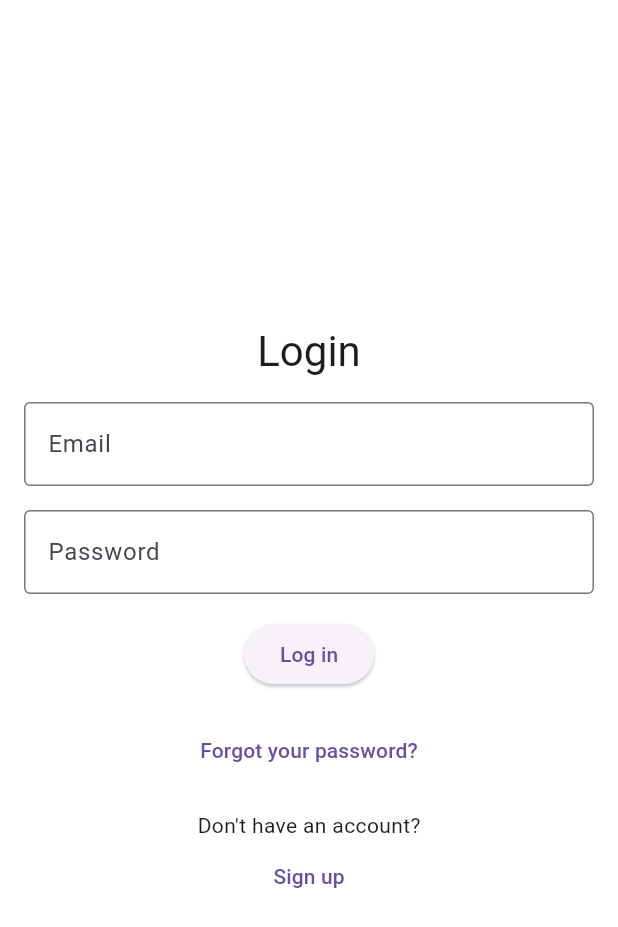
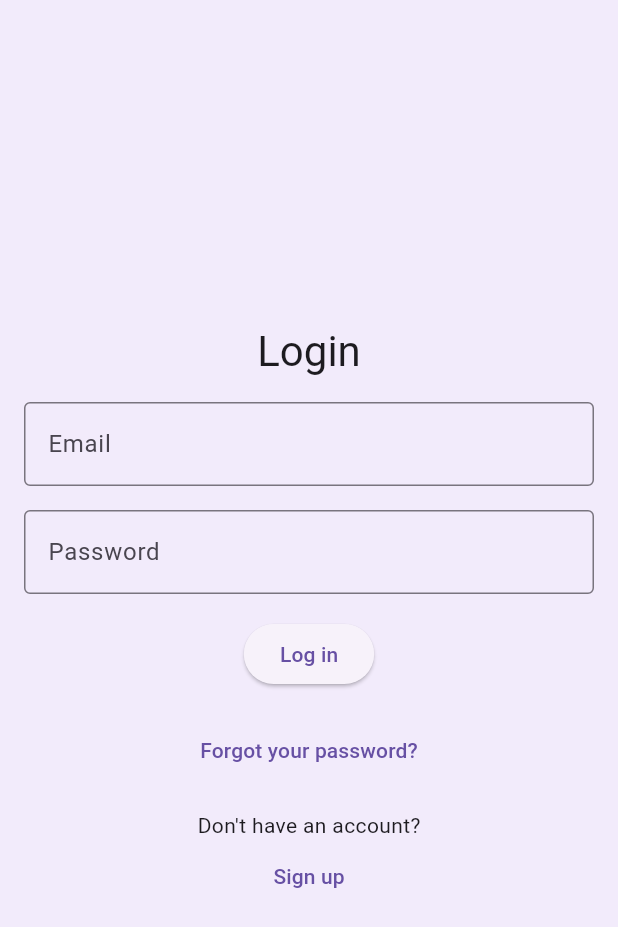
Before and after one commit to anelalkova/FileUpload_App, a Flutter app: the screen it shows after launch, on a phone screen of 412 x 824 dp. Shown: the top 927 px of the screen. Run offline on Flutter 3.47's test engine with Material 3 defaults, Android fonts, the phone set to English and light mode, and no system bars; our stand-ins replace bloc, dio, equatable, flutter_bloc, flutter_secure_storage, fluttertoast and 6 more; missing offline and left inert: flutter_pdfview, google_ml_kit; generated files the repository leaves out were written again; Roboto replaces fonts that are missing (Geologica); project files that could hold a hidden picture were left out.

Commit message:
UI Modifications

```diff
--- a/lib/bloc/file/file_bloc.dart
+++ b/lib/bloc/file/file_bloc.dart
@@ -56,6 +56,7 @@ class FileBloc extends Bloc<FileEvent, FileState> {
         documentId: event.file.document_id,
         documentTypeId: event.file.document_type_id,
         fileName: event.file.file_name,
+        fileSize: event.file.file_size
       ));
 
       final updatedFiles = List<FileModel>.from(state.allFilesForDocument)..add(event.file);
@@ -144,14 +145,14 @@ class FileBloc extends Bloc<FileEvent, FileState> {
       );
 
       if (result.contains('successfully')) {
-        emit(state.copyWith(fileUploadSuccess: result));
+        emit(state.copyWith(fileUploadSuccess: result, isFileUploadSuccess: true));
       } else {
         emit(state.copyWith(errorMessageWhileAddingFile: 'Failed to upload file: $result', errorWhileAddingFile: true));
       }
     } catch (e) {
       emit(state.copyWith(errorMessageWhileAddingFile: 'Error uploading file: $e', errorWhileAddingFile: true));
     } finally {
-      emit(state.copyWith(loading: false, fileName: "", fileUploadSuccess: ""));
+      emit(state.copyWith(loading: false, fileName: "", imageFiles: null, fileUploadSuccess: "", isFileUploadSuccess: false));
     }
   }
 
--- a/lib/bloc/file/file_event.dart
+++ b/lib/bloc/file/file_event.dart
@@ -61,7 +61,7 @@ class UploadPdfEvent extends FileEvent{
     required this.fileName,
     required this.documentId,
     required this.documentTypeId,
-    required this.isOcr
+    required this.isOcr,
   });
 }
 
--- a/lib/models/file.dart
+++ b/lib/models/file.dart
@@ -4,6 +4,7 @@ class FileModel{
   final String path;
   final int document_id;
   final int document_type_id;
+  final double file_size;
 
   const FileModel({
     required this.id,
@@ -11,7 +12,8 @@ class FileModel{
     required this.path,
     required this.document_id,
     required this.document_type_id,
+    required this.file_size
   });
 
-  List<Object?> get props => [id, file_name, path, document_id, document_type_id];
+  List<Object?> get props => [id, file_name, path, document_id, document_type_id, file_size];
 }
--- a/lib/network/api_service.dart
+++ b/lib/network/api_service.dart
@@ -40,6 +40,9 @@ abstract class ApiService {
 
   @GET('/api/Documents/GetDocumentSize/{document_id}')
   Future<int> getDocumentSize(@Path('document_id') int id);
+
+  @GET('/api/Files/GetFileSize/{path}')
+  Future<double> getFileSize(@Path('path') String path);
 
   //POST REQUESTS
   @POST('/api/Documents')
@@ -121,13 +124,16 @@ class FilesResponse{
   final String path;
   @JsonKey(name: 'file_Name')
   final String fileName;
+  @JsonKey(name: 'file_Size')
+  final double fileSize;
 
   FilesResponse({
     required this.id,
     required this.documentId,
     required this.documentTypeId,
     required this.path,
-    required this.fileName
+    required this.fileName,
+    required this.fileSize
   });
 
   factory FilesResponse.fromJson(Map<String, dynamic> json) => _$FilesResponseFromJson(json);
--- a/lib/screens_bloc/files_page/create_file_dialog.dart
+++ b/lib/screens_bloc/files_page/create_file_dialog.dart
@@ -1,4 +1,3 @@
-import 'dart:io';
 
 import 'package:file_upload_app_part2/screens_bloc/files_page/create_pdf_page.dart';
 import 'package:flutter/material.dart';
--- a/lib/screens_bloc/files_page/file_name_dialog.dart
+++ b/lib/screens_bloc/files_page/file_name_dialog.dart
@@ -33,7 +33,9 @@ class FileNameDialog extends StatelessWidget{
               BlocProvider.of<FileBloc>(context)
                   .add(SaveFileName(fileName: fileNameController.text));
               Navigator.of(context).pop();
-            }else ScaffoldMessenger(child: Text("Please enter file name"));
+            }else {
+              ScaffoldMessenger(child: Text("Please enter file name"));
+            }
           },
         ),
       ],
--- a/lib/theme.dart
+++ b/lib/theme.dart
@@ -1,14 +1,28 @@
 import 'package:flutter/material.dart';
 import 'package:google_fonts/google_fonts.dart';
 
-var appTheme = ThemeData(
+final ThemeData appTheme = ThemeData(
   fontFamily: GoogleFonts.geologica().fontFamily,
   brightness: Brightness.light,
-  iconTheme: const IconThemeData(color: Colors.black),
-  scaffoldBackgroundColor: Colors.white,
-  bottomNavigationBarTheme: BottomNavigationBarThemeData(
-    backgroundColor: Colors.transparent,
-    selectedItemColor: Colors.blueAccent[200],
-    unselectedItemColor: Colors.grey[400],
+  iconTheme: const IconThemeData(color: Color.fromRGBO(88, 73, 111, 1)),
+  primaryColor: const Color.fromRGBO(233, 216, 243, 1),
+  scaffoldBackgroundColor: const Color.fromRGBO(242, 235, 251, 1),
+  primaryTextTheme: TextTheme(
+    titleLarge: TextStyle(
+      color: const Color.fromRGBO(88, 73, 111, 1),
+      fontWeight: FontWeight.bold,
+      fontSize: 18,
+      fontFamily: GoogleFonts.geologica().fontFamily,
+    ),
+  ),
+  appBarTheme: AppBarTheme(
+    backgroundColor: const Color.fromRGBO(233, 216, 243, 1),
+    titleTextStyle: TextStyle(
+      color: const Color.fromRGBO(88, 73, 111, 1),
+      fontWeight: FontWeight.bold,
+      fontSize: 18,
+      fontFamily: GoogleFonts.geologica().fontFamily,
+    ),
+    iconTheme: const IconThemeData(color: Color.fromRGBO(88, 73, 111, 1)),
   ),
 );
```
Also changed, not shown: lib/bloc/file/file_state.dart (+11 -5 lines), lib/network/data_service.dart (+18 -6 lines), lib/screens_bloc/account_page/account_page.dart (+10 -17 lines), lib/screens_bloc/documents_page/documents_page.dart (+12 -23 lines), lib/screens_bloc/files_page/create_pdf_page.dart (+40 -17 lines), lib/screens_bloc/files_page/file_view_page.dart (+64 -19 lines), lib/screens_bloc/files_page/files_page.dart (+10 -10 lines), lib/network/api_service.g.dart.
